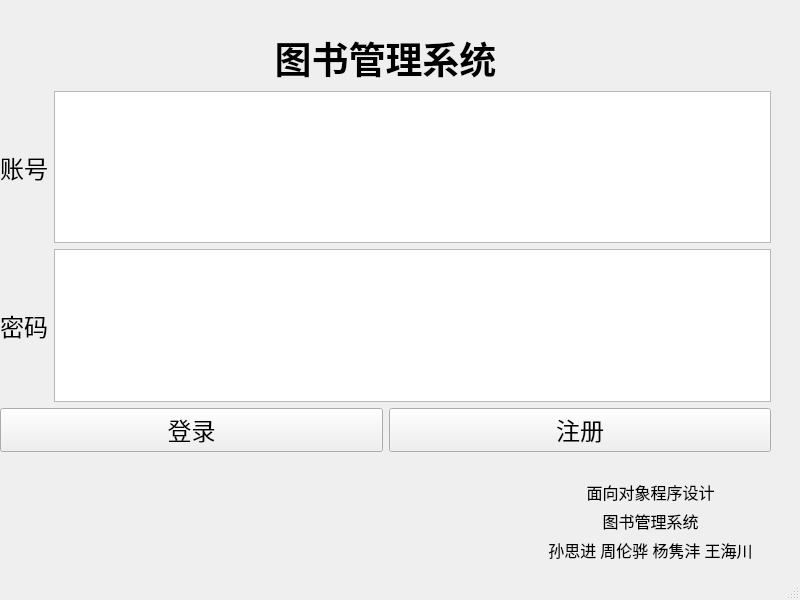
This is login.ui in StanleySun233/BookManagementSystem as Qt 5 draws it before an edit. The edited form follows.
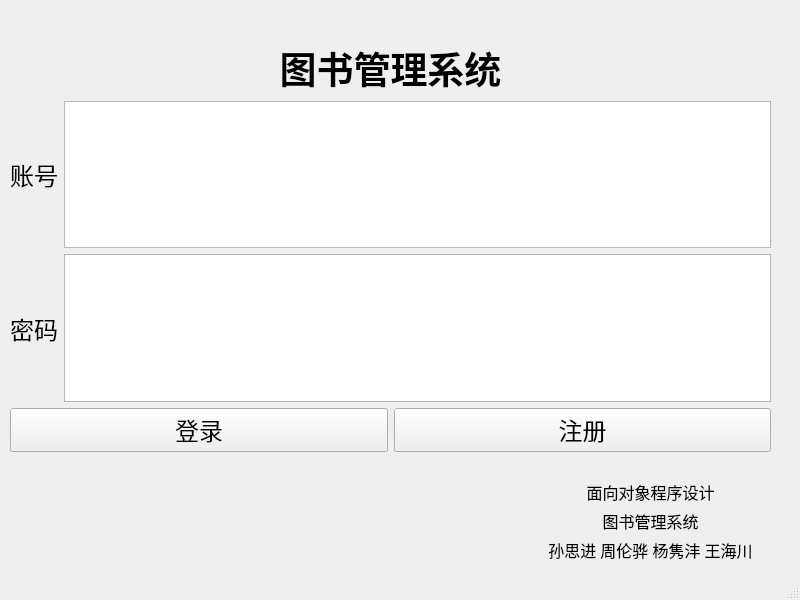
This is the edited form. Icons and pictures are not drawn.

```diff
--- a/login.ui
+++ b/login.ui
@@ -86,10 +86,10 @@
    <widget class="QWidget" name="verticalLayoutWidget_2">
     <property name="geometry">
      <rect>
-      <x>0</x>
-      <y>11</y>
-      <width>771</width>
-      <height>441</height>
+      <x>10</x>
+      <y>21</y>
+      <width>761</width>
+      <height>431</height>
      </rect>
     </property>
     <layout class="QVBoxLayout" name="verticalLayout_2">
```
